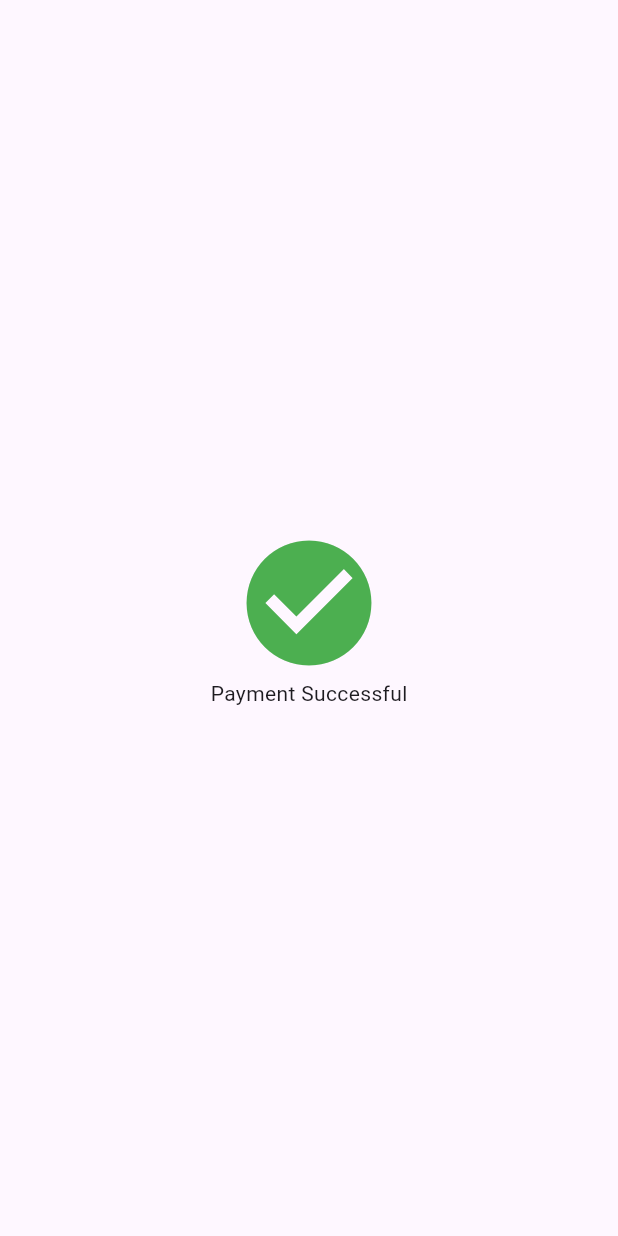
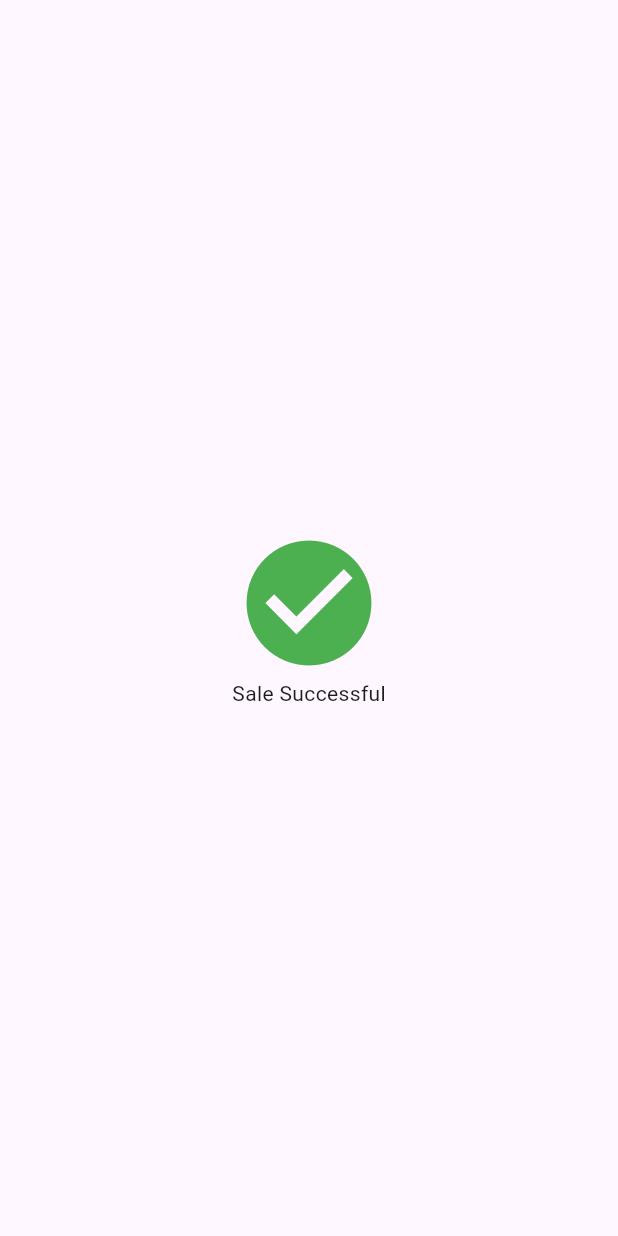
Before and after one commit to melvinsalas/interview_task, a Flutter app: the SuccessScreen screen opened directly, on a phone screen of 412 x 824 dp. Run offline on Flutter 3.47's test engine with Material 3 defaults, Android fonts, the phone set to English and light mode, and no system bars; our stand-ins replace flutter_bloc, get_it, go_router, logger; missing offline and left inert: dart:html.

Commit message:
Add instructions

```diff
--- a/lib/screens/success_screen.dart
+++ b/lib/screens/success_screen.dart
@@ -16,7 +16,7 @@ class SuccessScreen extends StatelessWidget {
           mainAxisSize: MainAxisSize.min,
           children: [
             Icon(Icons.check_circle, color: Colors.green, size: 100),
-            Text('Payment Successful'),
+            Text('Sale Successful'),
           ],
         ),
       ),
--- a/lib/widgets/product_details_widget.dart
+++ b/lib/widgets/product_details_widget.dart
@@ -93,7 +93,7 @@ class _ProductDetailsWidgetState extends State<ProductDetailsWidget> {
             context.read<ProductsBloc>().add(UpdateProductEvent(id: widget.product.id));
             Navigator.of(context).pop();
           },
-          child: const Text('Delete'),
+          child: const Text('Remove'),
         ),
         TextButton(
           onPressed: () {
```
Also changed, not shown: 2 other files.
